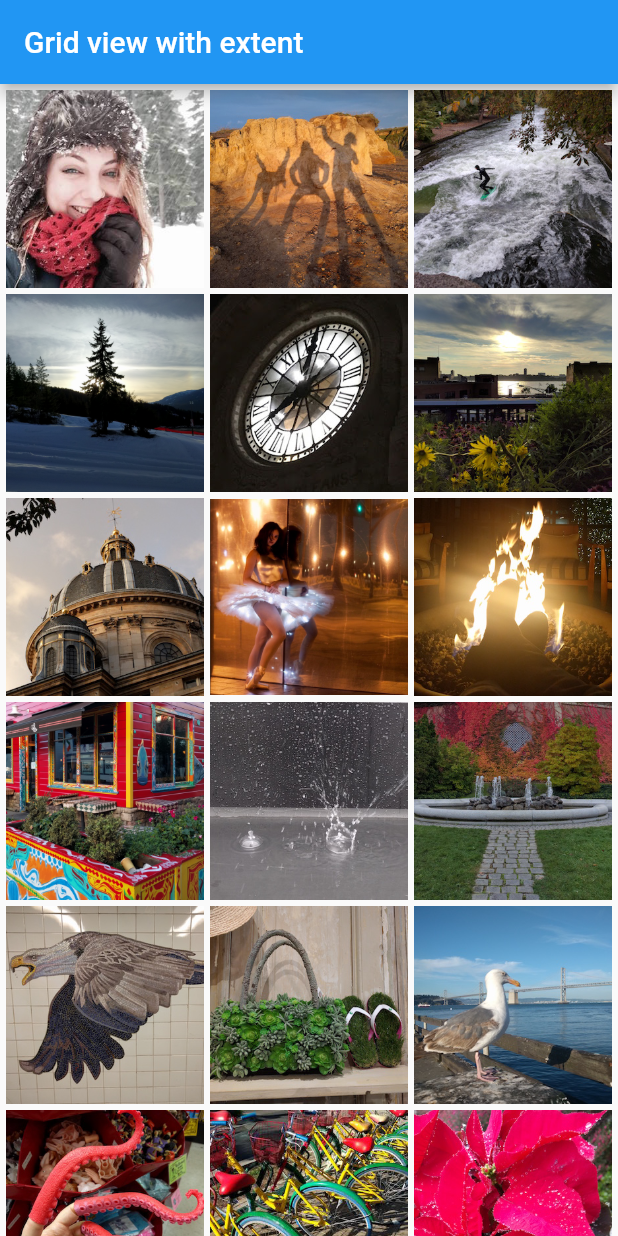
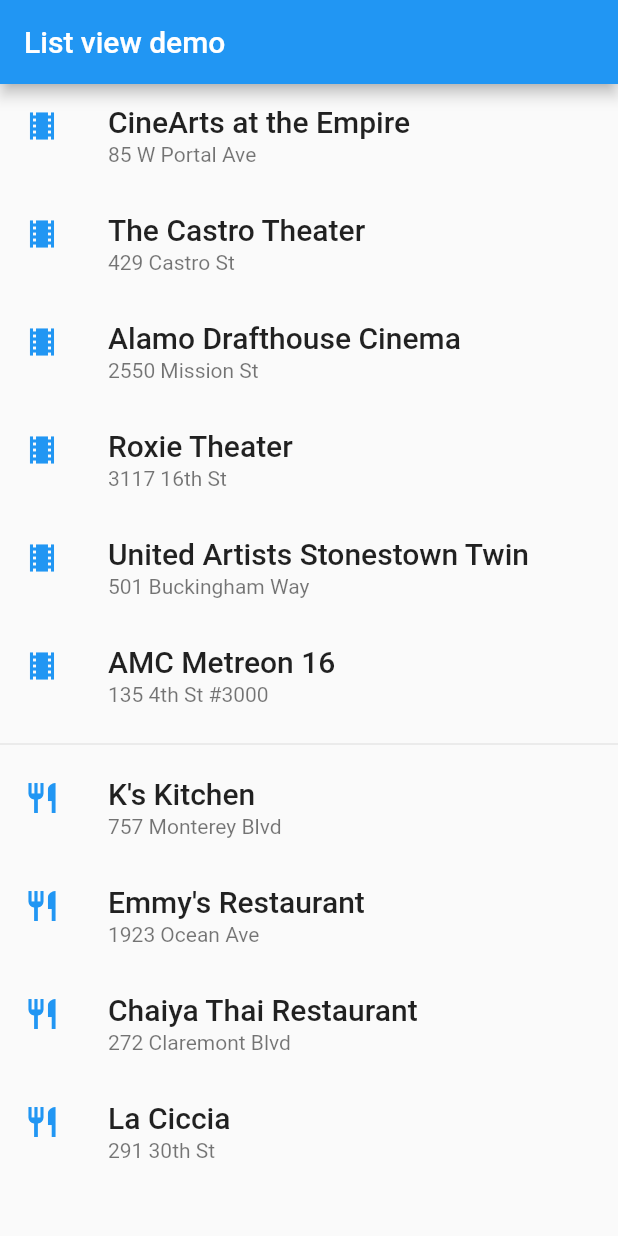
Before and after one commit to shamscorner/road_to_flutter_dev, a Flutter app: the screen it shows after launch, on a phone screen of 412 x 824 dp. Run offline on Flutter 3.47's test engine with Material 2 defaults, Android fonts, the phone set to English and light mode, and no system bars.

Commit message:
Initial Commit

```diff
--- a/lib/main.dart
+++ b/lib/main.dart
@@ -8,12 +8,12 @@ class MyApp extends StatelessWidget {
   @override
   Widget build(BuildContext context) {
     return MaterialApp(
-      title: 'Grid view with extent',
+      title: 'List view demo',
       theme: ThemeData(
         primarySwatch: Colors.blue,
         visualDensity: VisualDensity.adaptivePlatformDensity,
       ),
-      home: MyHomePage(title: 'Grid view with extent'),
+      home: MyHomePage(title: 'List view demo'),
     );
   }
 }
@@ -30,23 +30,41 @@ class MyHomePage extends StatelessWidget {
         title: Text(title),
       ),
       body: Center(
-        child: _buildGrid(),
+        child: _buildList(),
       ),
     );
   }
 
-  Widget _buildGrid() => GridView.extent(
-        maxCrossAxisExtent: 150,
-        padding: const EdgeInsets.all(4),
-        mainAxisSpacing: 4,
-        crossAxisSpacing: 4,
-        children: _buildGridTileList(30),
+  Widget _buildList() => ListView(
+        children: [
+          _tile('CineArts at the Empire', '85 W Portal Ave', Icons.theaters),
+          _tile('The Castro Theater', '429 Castro St', Icons.theaters),
+          _tile('Alamo Drafthouse Cinema', '2550 Mission St', Icons.theaters),
+          _tile('Roxie Theater', '3117 16th St', Icons.theaters),
+          _tile('United Artists Stonestown Twin', '501 Buckingham Way',
+              Icons.theaters),
+          _tile('AMC Metreon 16', '135 4th St #3000', Icons.theaters),
+          Divider(),
+          _tile('K\'s Kitchen', '757 Monterey Blvd', Icons.restaurant),
+          _tile('Emmy\'s Restaurant', '1923 Ocean Ave', Icons.restaurant),
+          _tile(
+              'Chaiya Thai Restaurant', '272 Claremont Blvd', Icons.restaurant),
+          _tile('La Ciccia', '291 30th St', Icons.restaurant),
+        ],
       );
 
-  List<Container> _buildGridTileList(int count) => List.generate(
-        count,
-        (index) => Container(
-          child: Image.asset('assets/images/pic$index.jpg'),
+  ListTile _tile(String title, String subtitle, IconData icon) => ListTile(
+        title: Text(
+          title,
+          style: TextStyle(
+            fontWeight: FontWeight.w500,
+            fontSize: 20,
+          ),
+        ),
+        subtitle: Text(subtitle),
+        leading: Icon(
+          icon,
+          color: Colors.blue[500],
         ),
       );
 }
```
